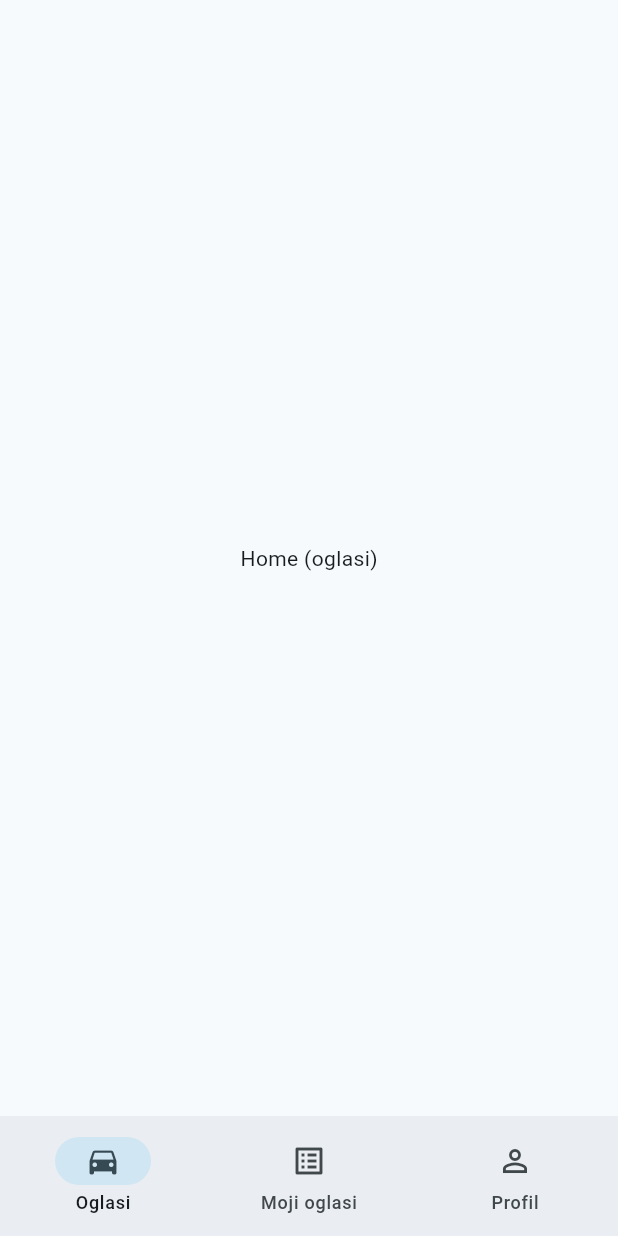
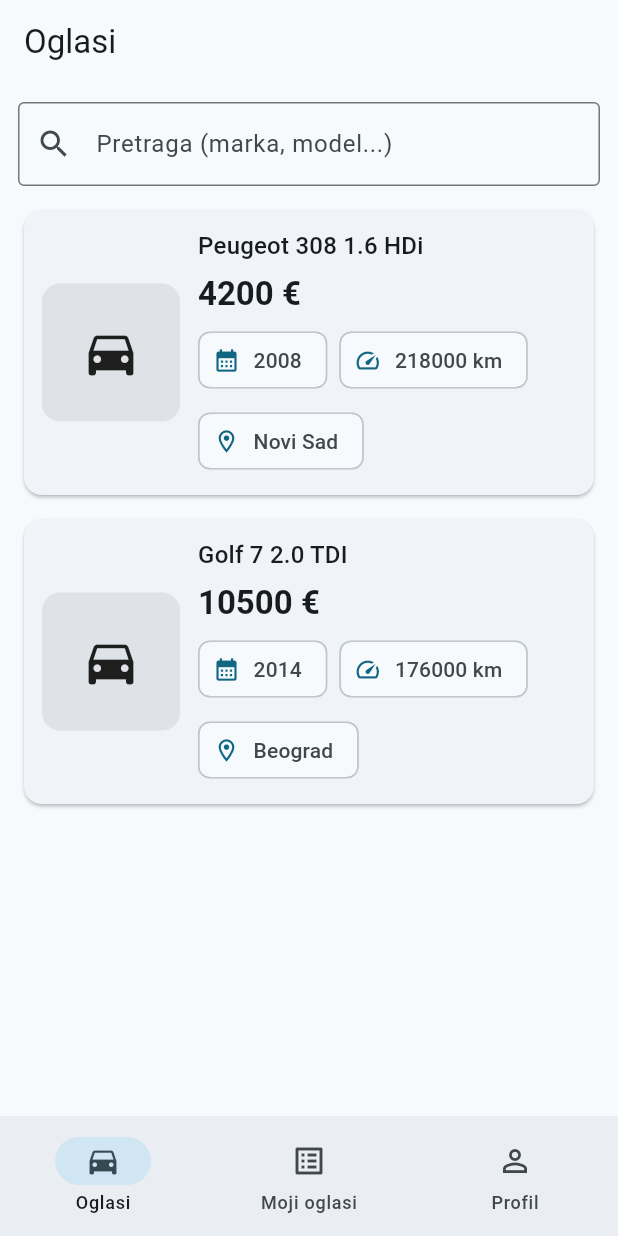
Before and after one commit to vojinjanjusevic/MIT_IT6_2023_projekat, a Flutter app: the screen it shows after launch, on a phone screen of 412 x 824 dp. Run offline on Flutter 3.47's test engine with Material 3 defaults, Android fonts, the phone set to English and light mode, and no system bars; accounts and stored records are empty.

Commit message:
Prikazivanje liste na home screen-u

```diff
--- a/lib/data/car_store.dart
+++ b/lib/data/car_store.dart
@@ -3,12 +3,14 @@
 import '../models/car.dart';
 
 class CarStore {
+  //privatni konstruktor ._
   CarStore._();
   static final CarStore instance = CarStore._();
 
   AppUser? currentUser;
-
+  //referenca na listu se ne menja zbog final, ali se mogu dodavati i brisasti elementi liste
   final List<Car> _cars = [
+    //dummy oglasi
     const Car(
       id: '1',
       ownerId: 'u1',
@@ -34,7 +36,7 @@
       description: 'Uvoz. Kao nov. Bez ulaganja.',
     ),
   ];
-
+  //list.unmodifiable -- read-only
   List<Car> get allCars => List.unmodifiable(_cars);
 
   List<Car> myCars() {
--- a/lib/screens/home_screen.dart
+++ b/lib/screens/home_screen.dart
@@ -1,12 +1,65 @@
 import 'package:flutter/material.dart';
+import '../data/car_store.dart';
+import '../widgets/car_card.dart';
+import 'car_details_screen.dart';
 
-class HomeScreen extends StatelessWidget {
+class HomeScreen extends StatefulWidget {
   const HomeScreen({super.key});
 
   @override
+  State<HomeScreen> createState() => _HomeScreenState();
+}
+
+class _HomeScreenState extends State<HomeScreen> {
+  String query = '';
+
+  @override
   Widget build(BuildContext context) {
-    return const Scaffold(
-      body: Center(child: Text('Home (oglasi)')),
+    final store = CarStore.instance;
+
+    final cars = store.allCars.where((c) {
+      if (query.trim().isEmpty) return true;
+      return c.title.toLowerCase().contains(query.toLowerCase());
+    }).toList();
+
+    return Scaffold(
+      appBar: AppBar(title: const Text('Oglasi')),
+      body: Padding(
+        padding: const EdgeInsets.all(12),
+        child: Column(
+          children: [
+            TextField(
+              decoration: const InputDecoration(
+                prefixIcon: Icon(Icons.search),
+                hintText: 'Pretraga (marka, model...)',
+                border: OutlineInputBorder(),
+              ),
+              onChanged: (v) => setState(() => query = v),
+            ),
+            const SizedBox(height: 12),
+            Expanded(
+              child: ListView.separated(
+                itemCount: cars.length,
+                separatorBuilder: (_, __) => const SizedBox(height: 8),
+                itemBuilder: (context, i) {
+                  final car = cars[i];
+                  return CarCard(
+                    car: car,
+                    onTap: () async {
+                      await Navigator.push(
+                        context,
+                        MaterialPageRoute(
+                          builder: (_) => CarDetailsScreen(carId: car.id),
+                        ),
+                      );
+                    },
+                  );
+                },
+              ),
+            ),
+          ],
+        ),
+      ),
     );
   }
 }
```
Also changed, not shown: lib/screens/car_details_screen.dart (added, +24 -0 lines).
